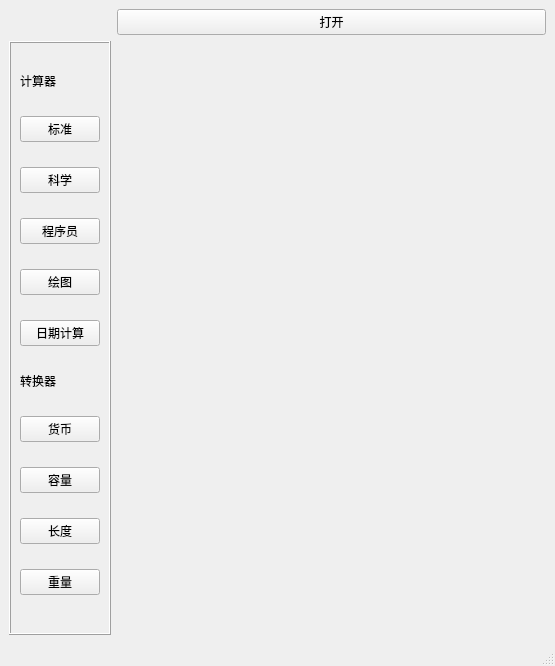
The window that mainwindow.ui (Hongxy-prodigal/Calculator) describes before a commit, drawn with Qt 5.
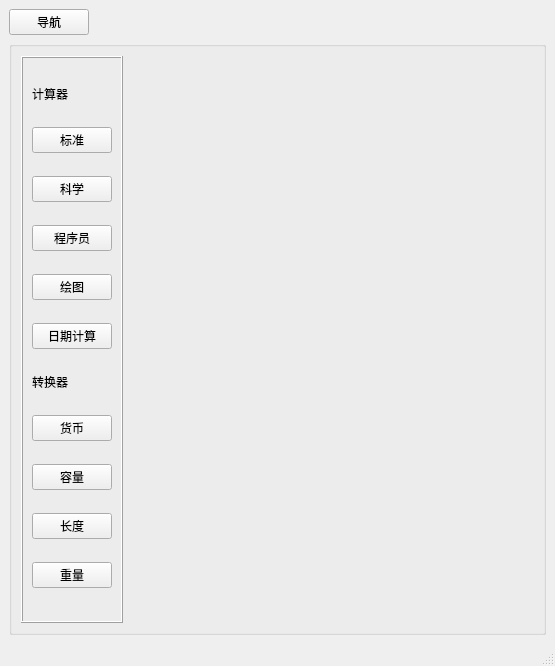
The same window after the commit.

Patch:
```diff
--- a/mainwindow.ui
+++ b/mainwindow.ui
@@ -15,16 +15,46 @@
   </property>
   <widget class="QWidget" name="centralwidget">
    <layout class="QGridLayout" name="gridLayout">
-    <item row="1" column="1">
-     <widget class="QStackedWidget" name="stackCaculator">
-      <property name="currentIndex">
-       <number>1</number>
-      </property>
-      <widget class="QWidget" name="page_3"/>
-      <widget class="QWidget" name="page_4"/>
-     </widget>
-    </item>
-    <item row="1" column="0">
+    <item row="0" column="0">
+     <layout class="QVBoxLayout" name="verticalLayout_3">
+      <item>
+       <layout class="QHBoxLayout" name="horizontalLayout">
+        <item>
+         <widget class="QPushButton" name="btnNavigator">
+          <property name="text">
+           <string>导航</string>
+          </property>
+         </widget>
+        </item>
+        <item>
+         <widget class="QLabel" name="labelTitle">
+          <property name="text">
+           <string/>
+          </property>
+         </widget>
+        </item>
+        <item>
+         <spacer name="horizontalSpacer">
+          <property name="orientation">
+           <enum>Qt::Horizontal</enum>
+          </property>
+          <property name="sizeHint" stdset="0">
+           <size>
+            <width>40</width>
+            <height>20</height>
+           </size>
+          </property>
+         </spacer>
+        </item>
+       </layout>
+      </item>
+      <item>
+       <widget class="QGroupBox" name="groupBox">
+        <property name="title">
+         <string/>
+        </property>
+        <layout class="QGridLayout" name="gridLayout_3">
+         <item row="0" column="0">
      <widget class="QFrame" name="Frame">
       <property name="minimumSize">
        <size>
@@ -39,89 +69,35 @@
        <enum>QFrame::Raised</enum>
       </property>
       <layout class="QGridLayout" name="gridLayout_2">
-       <item row="0" column="0">
-        <widget class="QLabel" name="label">
-         <property name="maximumSize">
-          <size>
-           <width>16777215</width>
-           <height>20</height>
-          </size>
-         </property>
-         <property name="text">
-          <string>计算器</string>
-         </property>
-        </widget>
-       </item>
-       <item row="11" column="0">
+            <item row="12" column="0">
         <widget class="QPushButton" name="pushButton_8">
          <property name="text">
           <string>重量</string>
          </property>
         </widget>
        </item>
-       <item row="6" column="0">
-        <layout class="QVBoxLayout" name="verticalLayout_2"/>
-       </item>
-       <item row="3" column="0">
-        <widget class="QPushButton" name="pushButton_3">
-         <property name="text">
-          <string>程序员</string>
-         </property>
-        </widget>
-       </item>
        <item row="9" column="0">
-        <widget class="QPushButton" name="pushButton_7">
-         <property name="text">
-          <string>容量</string>
-         </property>
-        </widget>
-       </item>
-       <item row="1" column="0">
-        <widget class="QPushButton" name="pushButton">
-         <property name="text">
-          <string>标准</string>
-         </property>
-        </widget>
-       </item>
-       <item row="2" column="0">
-        <widget class="QPushButton" name="pushButton_2">
-         <property name="text">
-          <string>科学</string>
-         </property>
-        </widget>
-       </item>
-       <item row="10" column="0">
-        <widget class="QPushButton" name="pushButton_9">
-         <property name="text">
-          <string>长度</string>
-         </property>
-        </widget>
-       </item>
-       <item row="12" column="0">
-        <layout class="QVBoxLayout" name="verticalLayout"/>
-       </item>
-       <item row="8" column="0">
-        <widget class="QPushButton" name="pushButton_6">
+             <widget class="QPushButton" name="btnCurrency">
          <property name="text">
           <string>货币</string>
          </property>
         </widget>
        </item>
-       <item row="4" column="0">
+            <item row="5" column="0">
         <widget class="QPushButton" name="pushButton_5">
          <property name="text">
           <string>绘图</string>
          </property>
         </widget>
        </item>
-       <item row="5" column="0">
-        <widget class="QPushButton" name="pushButton_4">
+            <item row="6" column="0">
+             <widget class="QPushButton" name="btnDate">
          <property name="text">
           <string>日期计算</string>
          </property>
         </widget>
        </item>
-       <item row="7" column="0">
+            <item row="8" column="0">
         <widget class="QLabel" name="label_2">
          <property name="maximumSize">
           <size>
@@ -134,15 +110,73 @@
          </property>
         </widget>
        </item>
+            <item row="10" column="0">
+             <widget class="QPushButton" name="pushButton_7">
+              <property name="text">
+               <string>容量</string>
+              </property>
+             </widget>
+            </item>
+            <item row="4" column="0">
+             <widget class="QPushButton" name="btnProgram">
+              <property name="text">
+               <string>程序员</string>
+              </property>
+             </widget>
+            </item>
+            <item row="3" column="0">
+             <widget class="QPushButton" name="btnScientific">
+              <property name="text">
+               <string>科学</string>
+              </property>
+             </widget>
+            </item>
+            <item row="2" column="0">
+             <widget class="QPushButton" name="btnStandard">
+              <property name="text">
+               <string>标准</string>
+              </property>
+             </widget>
+            </item>
+            <item row="7" column="0">
+             <layout class="QVBoxLayout" name="verticalLayout_2"/>
+            </item>
+            <item row="11" column="0">
+             <widget class="QPushButton" name="pushButton_9">
+              <property name="text">
+               <string>长度</string>
+              </property>
+             </widget>
+            </item>
+            <item row="13" column="0">
+             <layout class="QVBoxLayout" name="verticalLayout"/>
+            </item>
+            <item row="0" column="0">
+             <widget class="QLabel" name="label">
+              <property name="maximumSize">
+               <size>
+                <width>16777215</width>
+                <height>20</height>
+               </size>
+              </property>
+              <property name="text">
+               <string>计算器</string>
+              </property>
+             </widget>
+            </item>
       </layout>
      </widget>
     </item>
     <item row="0" column="1">
-     <widget class="QPushButton" name="pushButton_10">
-      <property name="text">
-       <string>打开</string>
-      </property>
-     </widget>
+          <widget class="QStackedWidget" name="stackCalculator">
+           <widget class="QWidget" name="page"/>
+           <widget class="QWidget" name="page_2"/>
+          </widget>
+         </item>
+        </layout>
+       </widget>
+      </item>
+     </layout>
     </item>
    </layout>
   </widget>
```
Lines whose indentation alone changed are shown as unchanged.
